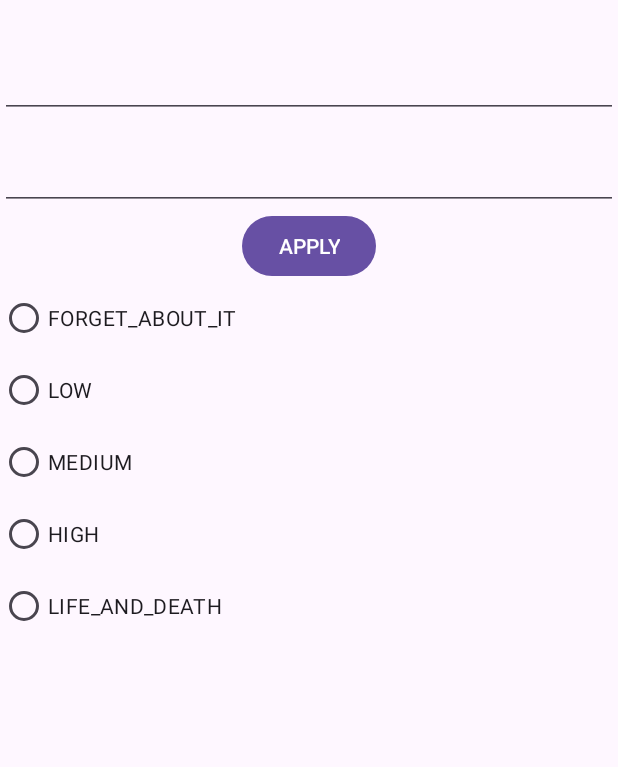
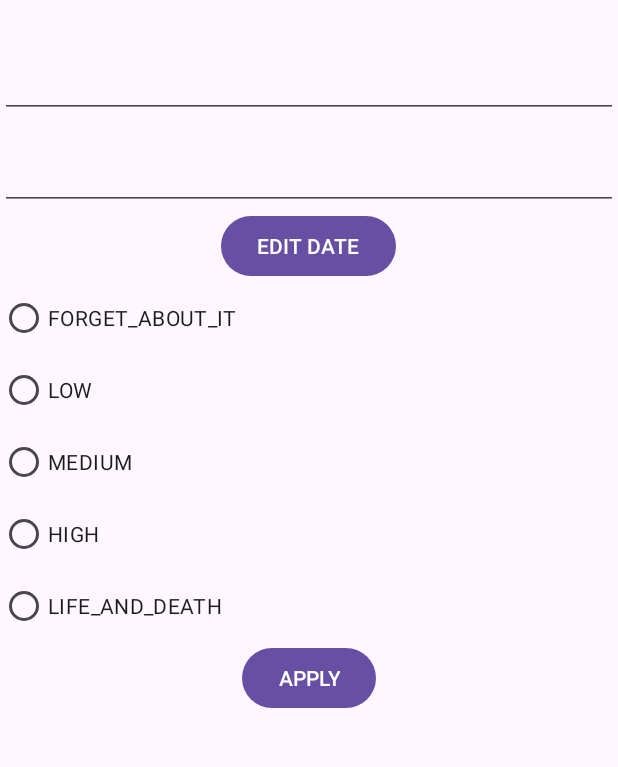
Before and after one commit to alphadrow/MyNotes, an Android app: the fragment NotePropertiesFragmentEdit placed in its activity, on a phone screen of 412 x 824 dp, the part 70-837 px from its top. Run offline under Robolectric (Android 15) with nearby library versions, the phone set to English and light mode, and no system bars; 3 statements that could not run were skipped.

Commit message:
hw9: добавил контекстное меню, и реализовал его пункты: удаление, редактирование

```diff
--- /dev/null
+++ b/app/src/main/java/ru/alphadrow/gb/mynotes/MyDataBaseInterface.java
@@ -0,0 +1,11 @@
+package ru.alphadrow.gb.mynotes;
+
+import java.util.List;
+
+public interface MyDataBaseInterface {
+    void deleteNote(int position);
+    void updateNote(int position, Note note);
+    void addNote(Note note);
+    public List<Note> getNoteList();
+    public Note getNote(int i);
+}
--- /dev/null
+++ b/app/src/main/java/ru/alphadrow/gb/mynotes/MyOnLongClickListener.java
@@ -0,0 +1,7 @@
+package ru.alphadrow.gb.mynotes;
+
+import android.view.View;
+
+public interface MyOnLongClickListener {
+    void onMyLongClick(View view, int position);
+}
--- a/app/src/main/java/ru/alphadrow/gb/mynotes/NoteAdapter.java
+++ b/app/src/main/java/ru/alphadrow/gb/mynotes/NoteAdapter.java
@@ -7,23 +7,29 @@ import android.widget.TextView;
 
 import androidx.annotation.NonNull;
 import androidx.cardview.widget.CardView;
+import androidx.fragment.app.Fragment;
 import androidx.recyclerview.widget.RecyclerView;
 
 public class NoteAdapter extends RecyclerView.Adapter<NoteAdapter.MyViewHolder> {
     MyDataBase myDataBase = MyDataBase.getInstance();
     private String[] dataSource;
     private MyOnClickListener listener;
+    private MyOnLongClickListener longClickListener;
+
+    private int menuContextClickPosition;
+
+    private Fragment fragment;
     public void setOnMyOnClickListener(MyOnClickListener listener){
         this.listener = listener;
     }
-
-    public NoteAdapter(String[] dataSource) {
-        this.dataSource = dataSource;
+    public void setOnMyOnLongClickListener(MyOnLongClickListener longClickListener){
+        this.longClickListener = longClickListener;
     }
 
-    public void setData(String[] dataSource){
-        this.dataSource = dataSource;
+    public NoteAdapter(Fragment fragment) {
+        this.fragment = fragment;
     }
+
 
     @Override
     public MyViewHolder onCreateViewHolder(ViewGroup parent, int viewType) {
@@ -34,25 +40,40 @@ public class NoteAdapter extends RecyclerView.Adapter<NoteAdapter.MyViewHolder>
 
     @Override
     public void onBindViewHolder(@NonNull MyViewHolder holder, int position) {
-        holder.name.setText(dataSource[position]);
+        holder.name.setText(myDataBase.getNote(position).getName());
+        holder.dateOfCreation.setText(myDataBase.getNote(position).getDateOfCreation().toString());
     }
 
 
 
     @Override
     public int getItemCount() {
-        return dataSource.length;
+        return myDataBase.getNoteList().size();
+    }
+
+    public int getMenuContextClickPosition() {
+        return menuContextClickPosition;
     }
 
     public class MyViewHolder extends RecyclerView.ViewHolder{
         TextView name;
+        TextView dateOfCreation;
         CardView cardView;
 
         public MyViewHolder(View itemView) {
             super(itemView);
             cardView = itemView.findViewById(R.id.noteCardView);
             name = itemView.findViewById(R.id.noteNameTextView);
+            dateOfCreation = itemView.findViewById(R.id.noteCreateAtTextView);
+            fragment.registerForContextMenu(cardView);
+            cardView.setOnLongClickListener(new View.OnLongClickListener() {
 
+                @Override
+                public boolean onLongClick(View v) {
+                    menuContextClickPosition = getAdapterPosition();
+                    return false;
+                }
+            });
             cardView.setOnClickListener(new View.OnClickListener() {
                 @Override
                 public void onClick(View v) {
--- a/app/src/main/java/ru/alphadrow/gb/mynotes/NoteFragment.java
+++ b/app/src/main/java/ru/alphadrow/gb/mynotes/NoteFragment.java
@@ -3,7 +3,11 @@ package ru.alphadrow.gb.mynotes;
 import android.content.res.Configuration;
 import android.os.Bundle;
 import android.util.Log;
+import android.view.ContextMenu;
 import android.view.LayoutInflater;
+import android.view.Menu;
+import android.view.MenuInflater;
+import android.view.MenuItem;
 import android.view.View;
 import android.view.ViewGroup;
 
@@ -19,12 +23,18 @@ public class NoteFragment extends Fragment implements MyOnClickListener{
 
      boolean isLandScape;
      MyDataBase myDataBase;
+    NoteAdapter noteAdapter;
 
 
     public static NoteFragment newInstance(){
         return new NoteFragment();
     }
 
+    @Override
+    public void onCreateOptionsMenu(@NonNull Menu menu, @NonNull MenuInflater inflater) {
+        super.onCreateOptionsMenu(menu, inflater);
+        inflater.inflate(R.menu.item_menu, menu);
+    }
 
     @Override
     public void onCreate(Bundle savedInstanceState) {
@@ -65,8 +75,9 @@ public class NoteFragment extends Fragment implements MyOnClickListener{
         LinearLayoutManager layoutManager = new LinearLayoutManager(getContext());
         recyclerView.setHasFixedSize(true);
         recyclerView.setLayoutManager(layoutManager);
-        NoteAdapter noteAdapter = new NoteAdapter(getTextViewArray());
+        noteAdapter = new NoteAdapter(this);
         noteAdapter.setOnMyOnClickListener(this);
+        setHasOptionsMenu(true);
         recyclerView.setAdapter(noteAdapter);
     }
 
@@ -114,4 +125,46 @@ public class NoteFragment extends Fragment implements MyOnClickListener{
         showNoteProperties(myDataBase.getNote(position));
     }
 
+    @Override
+    public boolean onOptionsItemSelected(@NonNull MenuItem item) {
+        if (item.getItemId() == R.id.deleteItem){
+            myDataBase.deleteNote(item.getItemId());
+            noteAdapter.notifyItemChanged(item.getItemId());
+        }
+        if (item.getItemId() == R.id.editItem){
+            requireActivity()
+                    .getSupportFragmentManager()
+                    .beginTransaction()
+                    .replace(R.id.notesContainer, NotePropertiesFragmentEdit.newInstance(currentNote))
+                    .addToBackStack("")
+                    .commit();
+        }
+        return super.onOptionsItemSelected(item);
+
+    }
+
+    @Override
+    public boolean onContextItemSelected(@NonNull MenuItem item) {
+        int position = noteAdapter.getMenuContextClickPosition();
+        currentNote = myDataBase.getNote(position);
+        if (item.getItemId() == R.id.deleteItem){
+            myDataBase.deleteNote(position);
+            noteAdapter.notifyItemRemoved(position);
+        }
+        if (item.getItemId() == R.id.editItem){
+            requireActivity()
+                    .getSupportFragmentManager()
+                    .beginTransaction()
+                    .replace(R.id.notesContainer, NotePropertiesFragmentEdit.newInstance(currentNote))
+                    .addToBackStack("")
+                    .commit();
+        }
+        return super.onContextItemSelected(item);
+    }
+
+    @Override
+    public void onCreateContextMenu(@NonNull ContextMenu menu, @NonNull View v, @Nullable ContextMenu.ContextMenuInfo menuInfo) {
+        super.onCreateContextMenu(menu, v, menuInfo);
+        requireActivity().getMenuInflater().inflate(R.menu.item_menu, menu);
+    }
 }
--- a/app/src/main/res/layout/fragment_note_properties_edit.xml
+++ b/app/src/main/res/layout/fragment_note_properties_edit.xml
@@ -5,6 +5,16 @@
     android:gravity="top"
     android:orientation="vertical">
 
+
+
+    <ScrollView
+        android:layout_width="match_parent"
+        android:layout_height="match_parent">
+<RadioGroup
+    android:id="@+id/importanceRG"
+    android:layout_width="match_parent"
+    android:layout_height="wrap_content"
+>
     <androidx.appcompat.widget.AppCompatEditText
         android:id="@+id/nameEditText"
         android:layout_width="match_parent"
@@ -16,22 +26,12 @@
         android:layout_width="match_parent"
         android:layout_height="wrap_content"
         android:textSize="@dimen/text_size" />
-
     <Button
-        android:id="@+id/applyButton"
-        android:text="@string/apply"
+        android:id="@+id/editDate"
+        android:text="@string/edit_date"
         android:layout_width="wrap_content"
         android:layout_height="wrap_content"
         android:layout_gravity="center" />
-    <ScrollView
-        android:layout_width="match_parent"
-        android:layout_height="match_parent">
-<RadioGroup
-    android:id="@+id/importanceRG"
-    android:layout_width="match_parent"
-    android:layout_height="wrap_content"
->
-
     <androidx.appcompat.widget.AppCompatRadioButton
         android:id="@+id/forgetAboutItImportanceRB"
         android:layout_width="match_parent"
@@ -56,6 +56,12 @@
         android:id="@+id/lifeAndDeathImportanceRB"
         android:layout_width="match_parent"
         android:layout_height="wrap_content" />
+    <Button
+        android:id="@+id/applyButton"
+        android:text="@string/apply"
+        android:layout_width="wrap_content"
+        android:layout_height="wrap_content"
+        android:layout_gravity="center" />
 
 </RadioGroup>
     </ScrollView>
--- a/app/src/main/res/layout/item.xml
+++ b/app/src/main/res/layout/item.xml
@@ -17,6 +17,7 @@
             android:id="@+id/noteNameTextView"
             android:layout_width="match_parent"
             android:layout_height="wrap_content"
+            android:textSize="@dimen/text_size"
             android:layout_marginStart="@dimen/noteMarginStart" />
 
         <TextView
--- /dev/null
+++ b/app/src/main/res/menu/item_menu.xml
@@ -0,0 +1,12 @@
+<?xml version="1.0" encoding="utf-8"?>
+<menu xmlns:android="http://schemas.android.com/apk/res/android"
+    xmlns:app="http://schemas.android.com/apk/res-auto">
+    <item
+        android:id="@+id/editItem"
+        android:title="@string/editItem"
+        app:showAsAction="never" />
+    <item
+        android:id="@+id/deleteItem"
+        android:title="@string/deleteItem"
+        app:showAsAction="never" />
+</menu>
--- a/app/src/main/res/values/strings.xml
+++ b/app/src/main/res/values/strings.xml
@@ -38,4 +38,8 @@
     <string name="apply">APPLY</string>
     <string name="main">main</string>
     <string name="edit">EDIT</string>
+    <string name="editItem">Изменить</string>
+    <string name="addItem">Добавить</string>
+    <string name="deleteItem">Удалить</string>
+    <string name="edit_date">EDIT DATE</string>
 </resources>
```
Also changed, not shown: app/src/main/java/ru/alphadrow/gb/mynotes/MyDataBase.java (+17 -7 lines), app/src/main/java/ru/alphadrow/gb/mynotes/NotePropertiesFragment.java (+2 -35 lines), app/src/main/java/ru/alphadrow/gb/mynotes/NotePropertiesFragmentEdit.java (+35 -0 lines).
